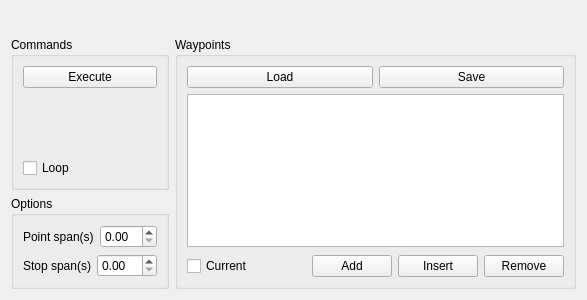
First picture: the form in ui/navi_waypoints.ui, repository xinjuezou-whi/whi_rviz_plugins, before the edit.
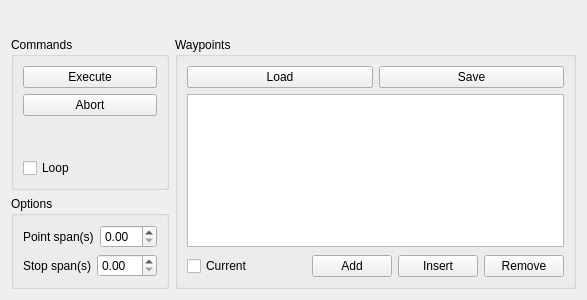
Second picture: the form after the edit.

Patch:
```diff
--- a/ui/navi_waypoints.ui
+++ b/ui/navi_waypoints.ui
@@ -57,6 +57,13 @@
               </property>
              </widget>
             </item>
+            <item>
+             <widget class="QPushButton" name="pushButton_abort">
+              <property name="text">
+               <string>Abort</string>
+              </property>
+             </widget>
+            </item>
             <item>
              <spacer name="verticalSpacer_3">
               <property name="orientation">
```
Left out of the diff: 7 changed lines with no effect on the pictures.
